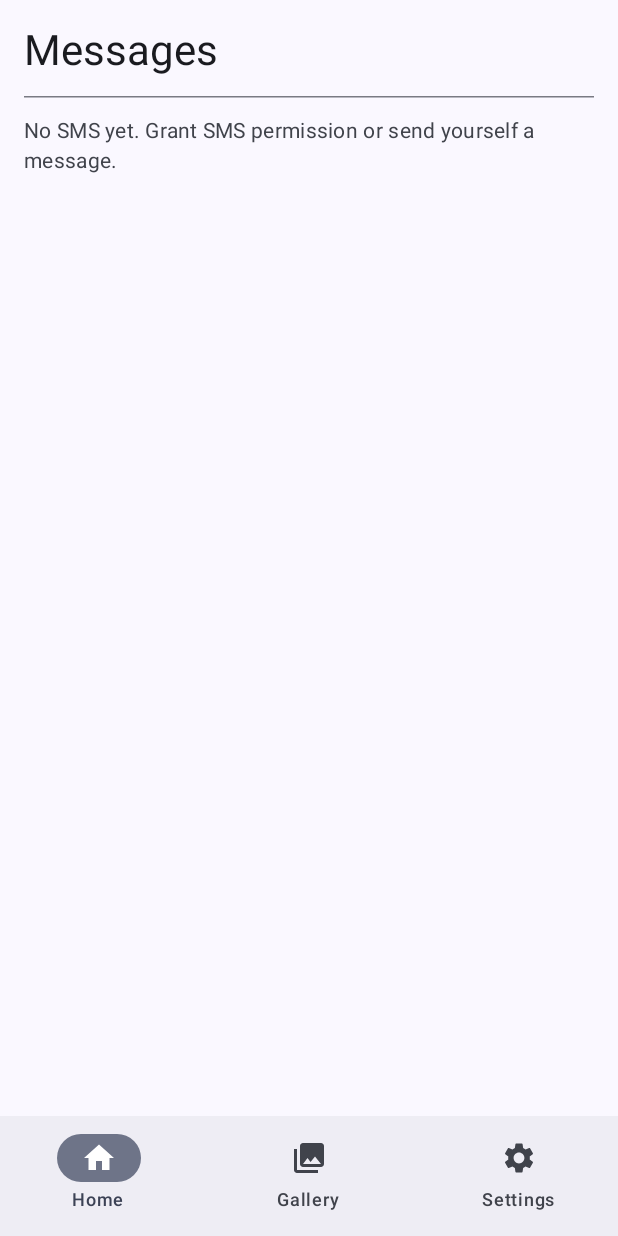
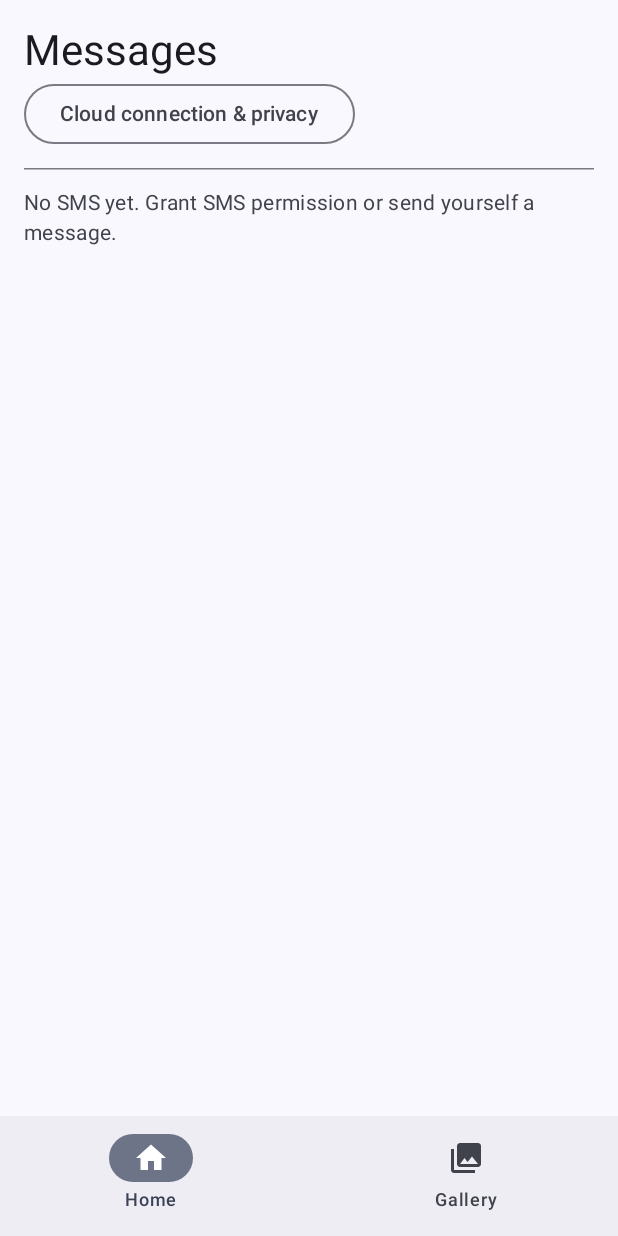
Before and after one commit to billalhossainjoy/atom, an Android app built with Jetpack Compose: the screen it shows after launch (MainActivity), on a phone screen of 412 x 824 dp. Run offline under Robolectric (Android 15) with nearby library versions, the phone set to English and light mode, and no system bars; our stand-ins replace navigation suite; libraries missing offline, so code that uses them is left out: coil3.video; pictures from the network do not load.

Commit message:
refactor: remove settings tab and keep visible cloud setup and privacy controls on inbox

```diff
--- a/app/src/main/java/com/billal/datom/MainActivity.kt
+++ b/app/src/main/java/com/billal/datom/MainActivity.kt
@@ -26,8 +26,8 @@ import androidx.compose.material.icons.Icons
 import androidx.compose.material.icons.automirrored.filled.ArrowBack
 import androidx.compose.material.icons.filled.Home
 import androidx.compose.material.icons.filled.PhotoLibrary
-import androidx.compose.material.icons.filled.Settings
 import androidx.compose.material3.Card
+import androidx.compose.material3.OutlinedButton
 import androidx.compose.material3.HorizontalDivider
 import androidx.compose.material3.Icon
 import androidx.compose.material3.IconButton
@@ -188,7 +188,6 @@ enum class AppDestinations(
 ) {
     HOME("home", "Home", Icons.Filled.Home),
     GALLERY("gallery", "Gallery", Icons.Filled.PhotoLibrary),
-    SETTINGS("settings", "Settings", Icons.Filled.Settings),
 }
 
 @Composable
@@ -202,7 +201,8 @@ fun AppNavHost(navController: NavHostController, modifier: Modifier = Modifier)
             HomeScreen(
                 onMessageClick = { (id) ->
                     navController.navigate("sms/$id")
-                }
+                },
+                onCloudClick = { navController.navigate("cloud-setup") }
             )
         }
         composable(
@@ -256,8 +256,13 @@ fun AppNavHost(navController: NavHostController, modifier: Modifier = Modifier)
                 }
             }
         }
-        composable(AppDestinations.SETTINGS.route) {
-            SettingsScreen()
+        composable("cloud-setup") {
+            Column(modifier = Modifier.fillMaxSize()) {
+                IconButton(onClick = { navController.popBackStack() }) {
+                    Icon(Icons.AutoMirrored.Filled.ArrowBack, contentDescription = "Back")
+                }
+                SettingsScreen()
+            }
         }
     }
 }
@@ -282,12 +287,16 @@ fun GalleryDestination(navController: NavHostController) {
 @Composable
 fun HomeScreen(
     onMessageClick: (SmsMessage) -> Unit,
-    modifier: Modifier = Modifier
+    modifier: Modifier = Modifier,
+    onCloudClick: (() -> Unit)? = null,
 ) {
     val messages by SmsStore.messages.collectAsState()
 
     Column(modifier = modifier.fillMaxSize().padding(16.dp)) {
         Text("Messages", style = MaterialTheme.typography.headlineMedium)
+        if (onCloudClick != null) {
+            OutlinedButton(onClick = onCloudClick) { Text("Cloud connection & privacy") }
+        }
         HorizontalDivider(modifier = Modifier.padding(vertical = 12.dp))
 
         if (messages.isEmpty()) {
```
